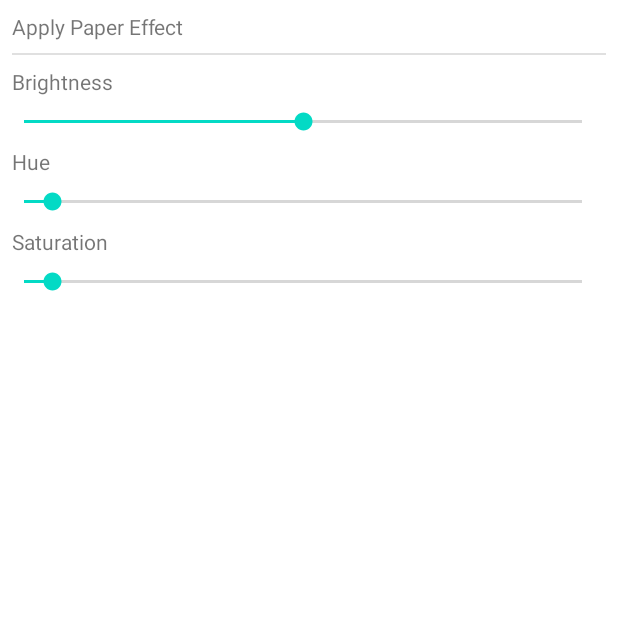
After one commit to Shadat-tonmoy/BuiltWithKotlin, an Android app: the fragment ImageEffectFragment shown on its own in the app's theme, on a phone screen of 412 x 824 dp, the top half of it. The commit adds this screen. Run offline under Robolectric (Android 15) with nearby library versions, the light colour scheme and no system bars; our stand-ins replace Dagger/Hilt's generated code, Room's generated code; libraries missing offline, so code that uses them is left out: com.github.clans.fab; 3 statements that could not run were skipped.

Commit message:
implemented adjust brightness functionality

```diff
--- a/DocumentScanner/app/src/main/java/com/stcodesapp/documentscanner/constants/Tags.kt
+++ b/DocumentScanner/app/src/main/java/com/stcodesapp/documentscanner/constants/Tags.kt
@@ -8,6 +8,7 @@ class Tags
         const val MORE_FRAGMENT = "MORE_FRAGMENT"
         const val FILTER_OPTION_FRAGMENT = "FILTER_OPTION_FRAGMENT"
         const val PAPER_EFFECT_FRAGMENT = "PAPER_EFFECT_FRAGMENT"
+        const val IMAGE_EFFECT_FRAGMENT = "IMAGE_EFFECT_FRAGMENT"
         const val IMAGE_PATH = "image_path"
         const val DOCUMENT_ID = "document_id"
         const val IMAGE_ID = "image_id"
--- a/DocumentScanner/app/src/main/java/com/stcodesapp/documentscanner/di/activity/ActivityComponent.kt
+++ b/DocumentScanner/app/src/main/java/com/stcodesapp/documentscanner/di/activity/ActivityComponent.kt
@@ -8,6 +8,7 @@ import com.stcodesapp.documentscanner.ui.home.HomeFragment
 import com.stcodesapp.documentscanner.ui.imageCrop.CropImageSingleItemFragment
 import com.stcodesapp.documentscanner.ui.imageCrop.ImageCropActivity
 import com.stcodesapp.documentscanner.ui.imageEdit.ImagePreviewActivity
+import com.stcodesapp.documentscanner.ui.imageEffect.ImageEffectFragment
 import com.stcodesapp.documentscanner.ui.more.MoreFragment
 import com.stcodesapp.documentscanner.ui.paperEffect.PaperEffectFragment
 import com.stcodesapp.documentscanner.ui.savedFiles.SavedFilesFragment
@@ -25,6 +26,7 @@ interface ActivityComponent
     fun inject(imageCropActivity: ImageCropActivity)
     fun inject(cropImageSingleItemFragment: CropImageSingleItemFragment)
     fun inject(paperEffectFragment: PaperEffectFragment)
+    fun inject(imageEffectFragment: ImageEffectFragment)
 
 
 }
--- a/DocumentScanner/app/src/main/java/com/stcodesapp/documentscanner/scanner/ScanHelper.kt
+++ b/DocumentScanner/app/src/main/java/com/stcodesapp/documentscanner/scanner/ScanHelper.kt
@@ -8,3 +8,5 @@ external fun getGrayscaleImage(inputImage : Bitmap, outputImage : Bitmap)
 external fun getWarpedImage(inputImage : Bitmap, outputImage : Bitmap, polygon: Polygon)
 
 external fun getFilteredImage(inputImage : Bitmap, outputImage : Bitmap, blockSize: Int, c : Double)
+
+external fun updateBrightnessOfImage(inputImage : Bitmap, outputImage : Bitmap, brightnessValue: Int)
--- /dev/null
+++ b/DocumentScanner/app/src/main/java/com/stcodesapp/documentscanner/ui/imageEffect/ImageEffectFragment.kt
@@ -0,0 +1,84 @@
+package com.stcodesapp.documentscanner.ui.imageEffect
+
+import android.content.Context
+import android.os.Bundle
+import android.view.LayoutInflater
+import android.view.View
+import android.view.ViewGroup
+import android.widget.SeekBar
+import com.stcodesapp.documentscanner.R
+import com.stcodesapp.documentscanner.base.BaseFragment
+import com.stcodesapp.documentscanner.ui.helpers.ActivityNavigator
+import kotlinx.android.synthetic.main.image_effect_fragment.*
+import javax.inject.Inject
+
+class ImageEffectFragment : BaseFragment() {
+
+    companion object {
+        fun newInstance() = ImageEffectFragment()
+    }
+
+    @Inject lateinit var viewModel : ImageEffectViewModel
+    @Inject lateinit var activityNavigator: ActivityNavigator
+
+    interface Listener
+    {
+        fun onEffectValueChanged(brightness: Int, hue : Int, saturtion : Int)
+    }
+
+    var listener : Listener? = null
+
+
+
+    override fun onAttach(context: Context)
+    {
+        super.onAttach(context)
+        activityComponent.inject(this)
+    }
+
+
+    override fun onCreateView(inflater: LayoutInflater, container: ViewGroup?, savedInstanceState: Bundle?): View?
+    {
+        return inflater.inflate(R.layout.image_effect_fragment, container, false)
+    }
+
+    override fun onViewCreated(view: View, savedInstanceState: Bundle?) {
+        super.onViewCreated(view, savedInstanceState)
+        init()
+    }
+
+    override fun onActivityCreated(savedInstanceState: Bundle?) {
+        super.onActivityCreated(savedInstanceState)
+    }
+
+    private fun init()
+    {
+        initUserInteraction()
+    }
+
+    private fun initUserInteraction()
+    {
+        brightnessSeekBar.setOnSeekBarChangeListener(seekBarListener)
+        hueSeekBar.setOnSeekBarChangeListener(seekBarListener)
+        saturationSeekBar.setOnSeekBarChangeListener(seekBarListener)
+    }
+
+    private val seekBarListener = object : SeekBar.OnSeekBarChangeListener{
+        override fun onProgressChanged(seekBar: SeekBar?, p1: Int, p2: Boolean) {}
+
+        override fun onStartTrackingTouch(seekBar: SeekBar?) {}
+
+        override fun onStopTrackingTouch(seekBar: SeekBar?)
+        {
+            if(seekBar != null)
+            {
+                var brightness = brightnessSeekBar.progress - 50
+                if(brightness < 0) brightness *= 2
+                listener?.onEffectValueChanged(brightness,2,3)
+            }
+
+        }
+
+    }
+
+}
--- /dev/null
+++ b/DocumentScanner/app/src/main/java/com/stcodesapp/documentscanner/ui/imageEffect/ImageEffectViewModel.kt
@@ -0,0 +1,11 @@
+package com.stcodesapp.documentscanner.ui.imageEffect
+
+import androidx.lifecycle.ViewModel
+import com.stcodesapp.documentscanner.DocumentScannerApp
+import com.stcodesapp.documentscanner.base.BaseViewModel
+import javax.inject.Inject
+
+class ImageEffectViewModel @Inject constructor(val app: DocumentScannerApp) : BaseViewModel(app)
+{
+
+}
--- /dev/null
+++ b/DocumentScanner/app/src/main/res/layout/image_effect_fragment.xml
@@ -0,0 +1,95 @@
+<?xml version="1.0" encoding="utf-8"?>
+<androidx.constraintlayout.widget.ConstraintLayout
+    xmlns:android="http://schemas.android.com/apk/res/android"
+    xmlns:tools="http://schemas.android.com/tools"
+    android:layout_width="match_parent"
+    android:layout_height="wrap_content"
+    xmlns:app="http://schemas.android.com/apk/res-auto"
+    tools:context=".ui.imageEffect.ImageEffectFragment">
+
+    <TextView
+        android:id="@+id/headerText"
+        android:layout_width="0dp"
+        android:layout_height="wrap_content"
+        android:text="@string/apply_paper_effect"
+        android:layout_margin="@dimen/dimen_8"
+        app:layout_constraintEnd_toEndOf="parent"
+        app:layout_constraintStart_toStartOf="parent"
+        app:layout_constraintTop_toTopOf="parent" />
+
+    <View
+        android:id="@+id/divider"
+        android:layout_width="match_parent"
+        android:layout_height="1dp"
+        android:background="?android:attr/listDivider"
+        app:layout_constraintTop_toBottomOf="@id/headerText"
+        app:layout_constraintStart_toStartOf="parent"
+        app:layout_constraintEnd_toEndOf="parent"
+        android:layout_marginTop="@dimen/dimen_8"
+        android:layout_marginHorizontal="@dimen/dimen_8" />
+
+    <TextView
+        android:id="@+id/brightnessText"
+        android:layout_width="0dp"
+        android:layout_height="wrap_content"
+        android:text="@string/brightness"
+        android:layout_margin="@dimen/dimen_8"
+        app:layout_constraintStart_toStartOf="parent"
+        app:layout_constraintTop_toBottomOf="@id/divider" />
+
+    <SeekBar
+        android:id="@+id/brightnessSeekBar"
+        android:layout_width="0dp"
+        android:max="100"
+        android:progress="50"
+        android:layout_height="wrap_content"
+        android:layout_margin="@dimen/dimen_8"
+        android:paddingStart="@dimen/dimen_8"
+        app:layout_constraintEnd_toEndOf="parent"
+        app:layout_constraintStart_toStartOf="parent"
+        app:layout_constraintTop_toBottomOf="@+id/brightnessText" />
+
+    <TextView
+        android:id="@+id/hueText"
+        android:layout_width="0dp"
+        android:layout_height="wrap_content"
+        android:text="@string/hue"
+        android:layout_margin="@dimen/dimen_8"
+        app:layout_constraintStart_toStartOf="parent"
+        app:layout_constraintTop_toBottomOf="@id/brightnessSeekBar" />
+
+    <SeekBar
+        android:id="@+id/hueSeekBar"
+        android:layout_width="0dp"
+        android:layout_height="wrap_content"
+        android:layout_margin="@dimen/dimen_8"
+        android:max="100"
+        android:paddingStart="@dimen/dimen_8"
+        android:progress="5"
+        app:layout_constraintEnd_toEndOf="parent"
+        app:layout_constraintStart_toStartOf="parent"
+        app:layout_constraintTop_toBottomOf="@+id/hueText" />
+
+    <TextView
+        android:id="@+id/saturationText"
+        android:layout_width="0dp"
+        android:layout_height="wrap_content"
+        android:text="@string/saturation"
+        android:layout_margin="@dimen/dimen_8"
+        app:layout_constraintStart_toStartOf="parent"
+        app:layout_constraintTop_toBottomOf="@id/hueSeekBar" />
+
+    <SeekBar
+        android:id="@+id/saturationSeekBar"
+        android:layout_width="0dp"
+        android:layout_height="wrap_content"
+        android:layout_margin="@dimen/dimen_8"
+        android:max="100"
+        android:progress="5"
+        android:paddingStart="@dimen/dimen_8"
+        app:layout_constraintBottom_toBottomOf="parent"
+        app:layout_constraintEnd_toEndOf="parent"
+        app:layout_constraintStart_toStartOf="parent"
+        app:layout_constraintTop_toBottomOf="@+id/saturationText" />
+
+</androidx.constraintlayout.widget.ConstraintLayout>
--- a/DocumentScanner/app/src/main/res/values/strings.xml
+++ b/DocumentScanner/app/src/main/res/values/strings.xml
@@ -44,4 +44,7 @@
     <string name="apply_paper_effect">Apply Paper Effect</string>
     <string name="improve_text">Improve Text</string>
     <string name="improve_background">Improve Background</string>
+    <string name="brightness">Brightness</string>
+    <string name="hue">Hue</string>
+    <string name="saturation">Saturation</string>
 </resources>
```
Also changed, not shown: DocumentScanner/app/src/main/java/com/stcodesapp/documentscanner/ui/helpers/FragmentNavigator.kt (+12 -0 lines), DocumentScanner/app/src/main/java/com/stcodesapp/documentscanner/ui/imageCrop/ImageCropActivity.kt (+31 -0 lines), 2 other files.
